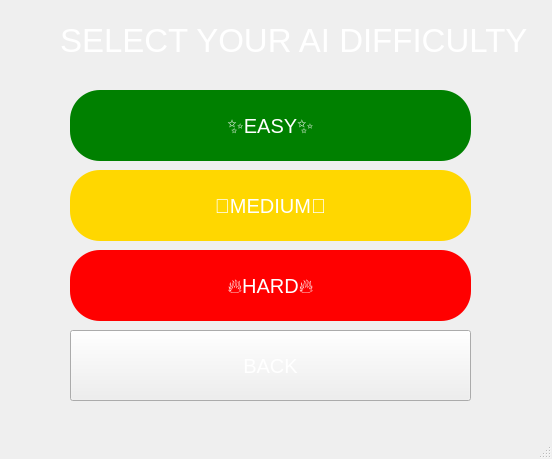
som3a-dot/Tic-Tac-Toe-Project, file aidifficultywindow.ui: the form before one commit.
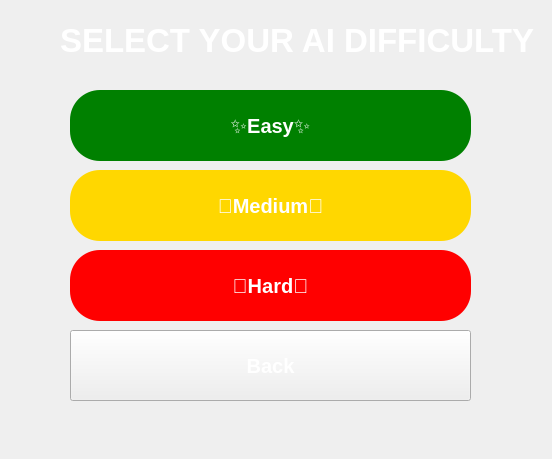
The form after the commit. Icons and pictures are not drawn.

```diff
--- a/aidifficultywindow.ui
+++ b/aidifficultywindow.ui
@@ -31,6 +31,7 @@
     <property name="font">
      <font>
       <pointsize>-1</pointsize>
+      <bold>true</bold>
      </font>
     </property>
     <property name="cursor">
@@ -47,7 +48,7 @@
 }</string>
     </property>
     <property name="text">
-     <string>🧠MEDIUM🧠</string>
+     <string>🧠Medium🧠</string>
     </property>
    </widget>
    <widget class="QLabel" name="label">
@@ -62,6 +63,7 @@
     <property name="font">
      <font>
       <pointsize>25</pointsize>
+      <bold>true</bold>
      </font>
     </property>
     <property name="styleSheet">
@@ -85,6 +87,7 @@
     <property name="font">
      <font>
       <pointsize>-1</pointsize>
+      <bold>true</bold>
      </font>
     </property>
     <property name="cursor">
@@ -101,7 +104,7 @@
 }</string>
     </property>
     <property name="text">
-     <string>🔥HARD🔥</string>
+     <string>🔥Hard🔥</string>
     </property>
    </widget>
    <widget class="QPushButton" name="easyButton">
@@ -116,6 +119,7 @@
     <property name="font">
      <font>
       <pointsize>-1</pointsize>
+      <bold>true</bold>
      </font>
     </property>
     <property name="cursor">
@@ -132,7 +136,7 @@
 }</string>
     </property>
     <property name="text">
-     <string>✨EASY✨</string>
+     <string>✨Easy✨</string>
     </property>
    </widget>
    <widget class="QPushButton" name="backButton_2">
@@ -147,6 +151,7 @@
     <property name="font">
      <font>
       <pointsize>-1</pointsize>
+      <bold>true</bold>
      </font>
     </property>
     <property name="cursor">
@@ -163,7 +168,7 @@
 }</string>
     </property>
     <property name="text">
-     <string>BACK</string>
+     <string>Back</string>
     </property>
    </widget>
   </widget>
@@ -177,7 +182,6 @@
     </rect>
    </property>
   </widget>
-  <widget class="QStatusBar" name="statusbar"/>
  </widget>
  <resources/>
  <connections/>
```
